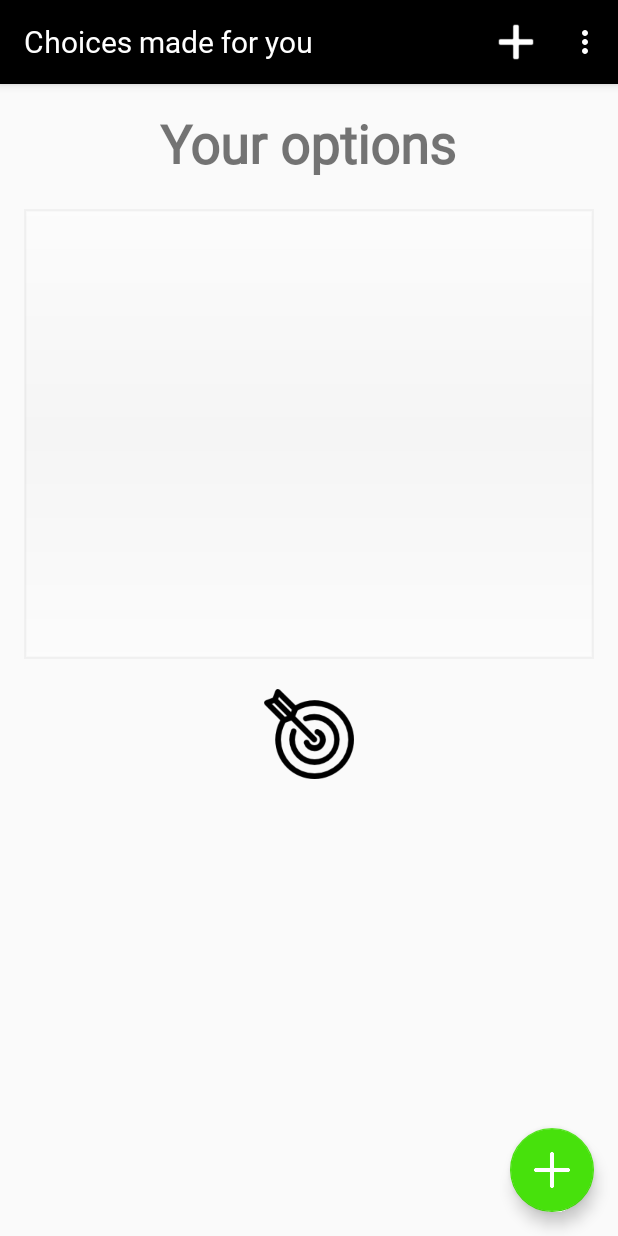
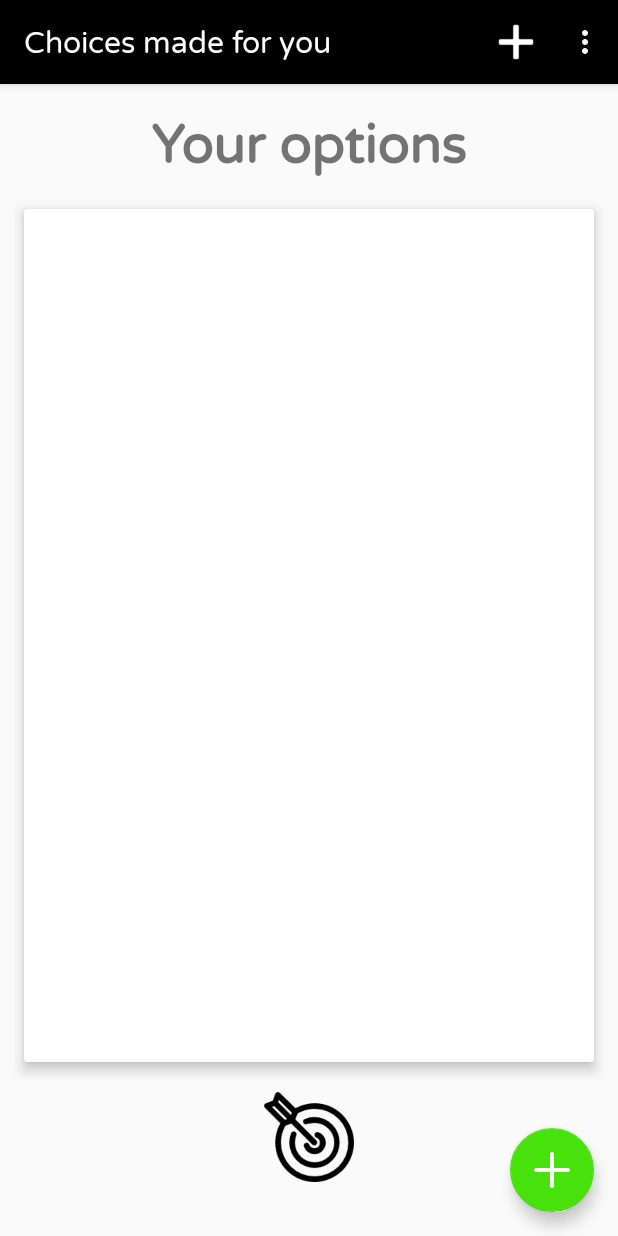
Before and after one commit to JamesJose7/RandomChooser, an Android app: the screen it shows after launch (MainActivity), on a phone screen of 412 x 824 dp. Run offline under Robolectric (Android 15) with nearby library versions, the phone set to English and light mode, and no system bars; our stand-ins replace ButterKnife.

Commit message:
layout updates

```diff
--- a/app/build.gradle
+++ b/app/build.gradle
@@ -23,6 +23,8 @@ dependencies {
     implementation 'com.android.support:appcompat-v7:27.1.1'
     implementation 'com.android.support:design:27.1.1'
     implementation 'com.jakewharton:butterknife:8.8.1'
+    // CardView
+    implementation 'com.android.support:cardview-v7:27.0.2'
     annotationProcessor 'com.jakewharton:butterknife-compiler:8.8.1'
     testImplementation 'junit:junit:4.12'
     androidTestImplementation 'com.android.support.test:runner:1.0.1'
--- a/app/src/main/java/com/jose/randomdecider/MainActivity.java
+++ b/app/src/main/java/com/jose/randomdecider/MainActivity.java
@@ -50,11 +50,12 @@ public class MainActivity extends AppCompatActivity {
     public static Typeface mPangolinFont;
 
     @BindView(R.id.items_list) ListView mListView;
-    @BindView(R.id.result_layout) RelativeLayout mResultLayout;
     @BindView(R.id.choose_button) ImageView mRandomizeBtn;
     @BindView(R.id.selected_item) TextView mSelectedText;
     @BindView(R.id.fab) FloatingActionButton mFab;
+    @BindView(R.id.result_layout) RelativeLayout mResultLayout;
     @BindView(R.id.saved_lists_layouts) RelativeLayout mSavedLayouts;
+    @BindView(R.id.your_options_layout) RelativeLayout mYourOptionsLayout;
 
     protected ArrayAdapter mCurrentListAdapter;
 
@@ -87,6 +88,7 @@ public class MainActivity extends AppCompatActivity {
                 if (mUserList != null) {
                     if (!mUserList.getList().isEmpty()) {
                         mResultLayout.setVisibility(View.VISIBLE);
+                        mYourOptionsLayout.setVisibility(View.INVISIBLE);
                         //Change screen
                         mCurrentScreen = RESULT_SCREEN;
                         switchFabIcon();
@@ -117,10 +119,12 @@ public class MainActivity extends AppCompatActivity {
                 } else if (mCurrentScreen == RESULT_SCREEN) {
                     mCurrentScreen = ADD_ITEM;
                     mResultLayout.setVisibility(View.INVISIBLE);
+                    mYourOptionsLayout.setVisibility(View.VISIBLE);
                     switchFabIcon();
                 } else if (mCurrentScreen == SAVED_LISTS) {
                     mCurrentScreen = ADD_ITEM;
                     mSavedLayouts.setVisibility(View.INVISIBLE);
+                    mYourOptionsLayout.setVisibility(View.VISIBLE);
                     switchFabIcon();
                 }
             }
--- a/app/src/main/res/layout/content_main.xml
+++ b/app/src/main/res/layout/content_main.xml
@@ -6,13 +6,16 @@
     android:layout_width="match_parent"
     android:layout_height="match_parent"
     android:paddingBottom="@dimen/activity_vertical_margin"
-    android:paddingLeft="@dimen/activity_horizontal_margin"
-    android:paddingRight="@dimen/activity_horizontal_margin"
     android:paddingTop="@dimen/activity_vertical_margin"
     app:layout_behavior="@string/appbar_scrolling_view_behavior"
     tools:context="com.jose.randomdecider.MainActivity"
 
     tools:showIn="@layout/activity_main">
+
+    <RelativeLayout
+        android:id="@+id/your_options_layout"
+        android:layout_width="match_parent"
+        android:layout_height="match_parent">
 
         <TextView
             android:id="@+id/text_title"
@@ -24,30 +27,45 @@
             android:textStyle="bold"
             tools:fontFamily="@font/varela_round"/>
 
+        <android.support.v7.widget.CardView
+            android:layout_width="match_parent"
+            android:layout_height="match_parent"
+            android:layout_below="@id/text_title"
+            android:layout_above="@+id/choose_button"
+            android:layout_marginTop="20dp"
+            app:cardElevation="5dp"
+            android:layout_marginStart="@dimen/activity_horizontal_margin"
+            android:layout_marginEnd="@dimen/activity_horizontal_margin">
+
             <ListView
+                android:id="@+id/items_list"
                 android:layout_width="match_parent"
-        android:layout_height="300dp"
-        android:layout_below="@id/text_title"
-        android:layout_marginTop="20dp"
-        android:id="@+id/items_list"
-        android:background="@drawable/gradient_bg"/>
+                android:layout_height="match_parent"
+                />
+
+        </android.support.v7.widget.CardView>
 
         <ImageView
+            android:id="@+id/choose_button"
             android:layout_width="60dp"
             android:layout_height="60dp"
             android:text="Choose"
             android:src="@drawable/dart_board"
-        android:id="@+id/choose_button"
-        android:layout_below="@id/items_list"
             android:layout_centerHorizontal="true"
-        android:layout_marginTop="20dp"/>
+            android:layout_alignParentBottom="true"
+            android:layout_marginTop="20dp"
+            android:layout_marginBottom="20dp"/>
+
+    </RelativeLayout>
 
     <RelativeLayout
         android:layout_width="match_parent"
         android:layout_height="match_parent"
         android:id="@+id/result_layout"
         android:visibility="invisible"
-        android:background="#fff">
+        android:background="#fff"
+        android:layout_marginStart="@dimen/activity_horizontal_margin"
+        android:layout_marginEnd="@dimen/activity_horizontal_margin">
 
             <TextView
                 android:layout_width="wrap_content"
@@ -56,6 +74,7 @@
                 android:layout_centerInParent="true"
                 android:text="Test"
                 android:id="@+id/selected_item"/>
+
     </RelativeLayout>
 
     <RelativeLayout
@@ -63,7 +82,10 @@
         android:layout_height="match_parent"
         android:id="@+id/saved_lists_layouts"
         android:visibility="invisible"
-        android:background="#fff">
+        android:background="#fff"
+        android:layout_marginStart="@dimen/activity_horizontal_margin"
+        android:layout_marginEnd="@dimen/activity_horizontal_margin">
+
 
         <TextView
             android:layout_width="wrap_content"
```
Also changed, not shown: app/src/main/res/font/varela_round.ttf (added). Lines whose indentation alone changed are shown as unchanged.
